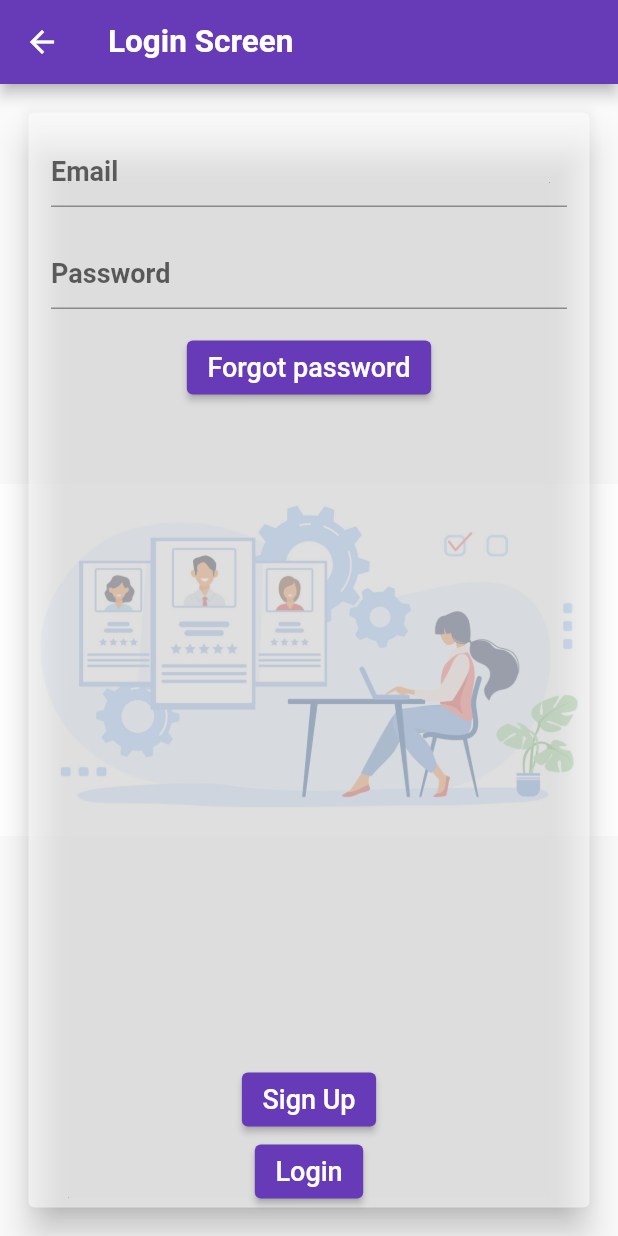
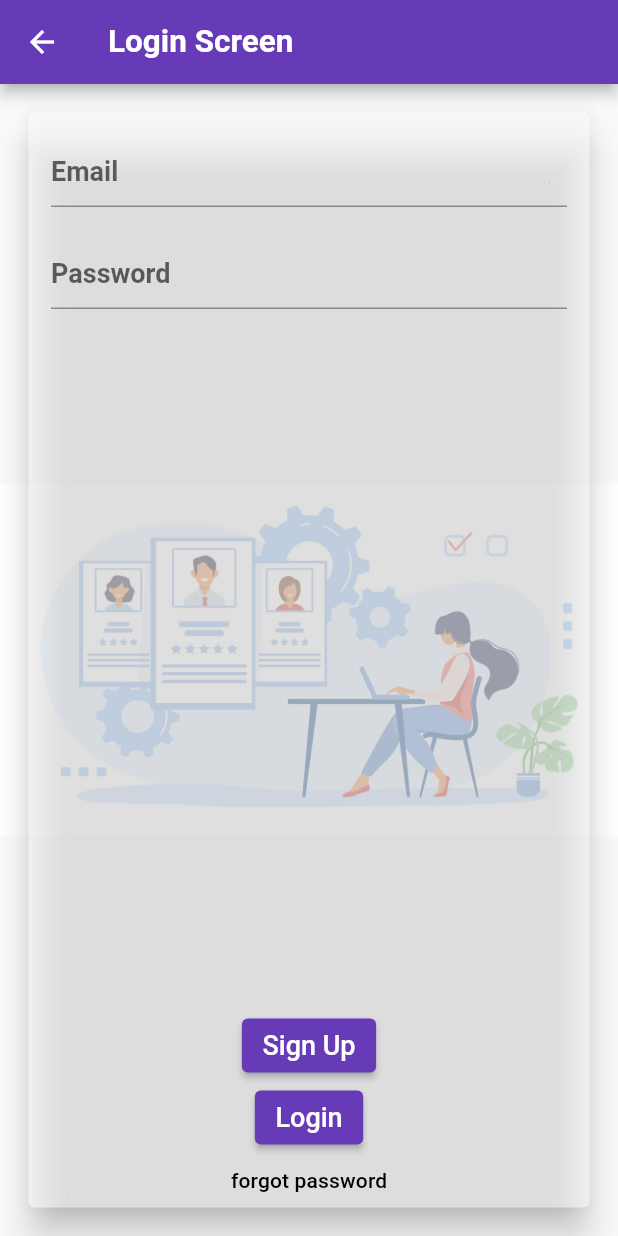
Before and after one commit to Aman2two/jobs, a Flutter app: the LoginScreen screen opened directly, on a phone screen of 412 x 824 dp. Run offline on Flutter 3.47's test engine with Material 2 defaults, Android fonts, the phone set to English and light mode, and no system bars; our stand-ins replace dio, shared_preferences; accounts and stored records are empty.

Commit message:
login screen

```diff
--- a/lib/screens/login_screen.dart
+++ b/lib/screens/login_screen.dart
@@ -39,10 +39,12 @@ class LoginScreen extends StatelessWidget {
                 child: Column(
                   children: [
                     loginPassword(context),
-                    forgotPassword(context),
                     Spacer(),
                     signUpText(context),
                     submitText(context),
+                    SizedBox(height: 10,),
+                    forgotPassword(context),
+                    SizedBox(height: 10,)
                   ],
                 ),
               ),
@@ -57,9 +59,9 @@ class LoginScreen extends StatelessWidget {
   }
 
   Widget forgotPassword(BuildContext context) {
-    return ElevatedButton(
-      child: Text("Forgot password"),
-      onPressed: () {
+    return InkWell(
+      child: Text("forgot password",style: Theme.of(context).textTheme.subtitle2,),
+      onTap: () {
         _loginController.getResetToken().then((value) {
           if (!value[success]) {
             List<dynamic> errorList =
```
